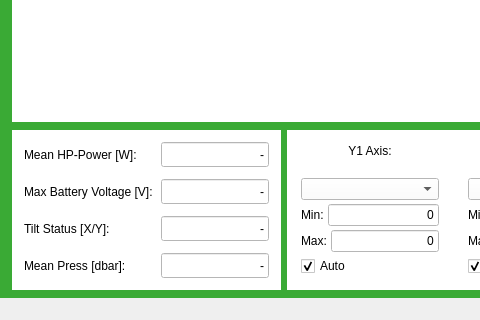
nilsjanis94/WIZARD-2.1, file ui/main_window.ui: the form before one commit; both pictures show x 0 to 480 and y 456 to 776 of the 1374 by 776 pixel window.
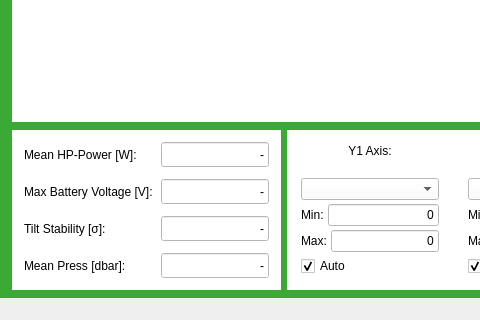
The form after the commit.

Commit message:
feat: Tilt-Status zu numerischer Stabilitätsmetrik geändert
- Tilt-Status gibt jetzt numerische Standardabweichung statt kategorischer Bewertung
- Neue Beschriftung: 'Tilt Stability [σ]' statt 'Tilt Status [X/Y]'
- Wissenschaftler können jetzt quantitative Analyse durchführen
- Precision auf 4 Dezimalstellen für wissenschaftliche Genauigkeit
- Tests aktualisiert für numerische Rückgabe statt Strings

Diff of the .ui file:
```diff
--- a/ui/main_window.ui
+++ b/ui/main_window.ui
@@ -1185,7 +1185,7 @@
           <item row="2" column="0">
            <widget class="QLabel" name="tilt_status_label">
             <property name="text">
-             <string>Tilt Status [X/Y]:</string>
+             <string>Tilt Stability [σ]:</string>
             </property>
            </widget>
           </item>
```
The commit also changes 3 other files.
